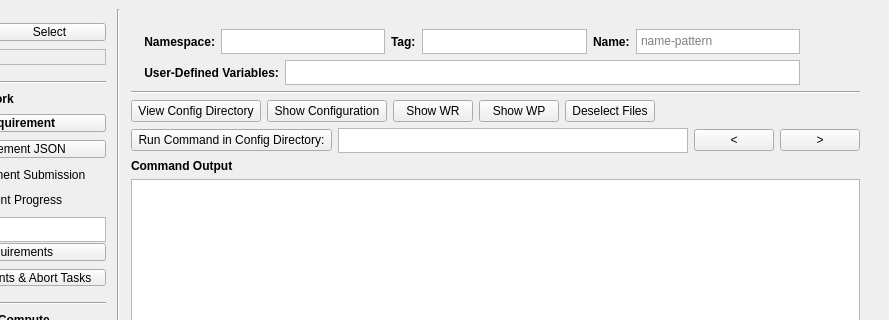
First picture: the form in yellowdog_cli/commander/commander.ui, repository yellowdog/yellowdog-cli, before the edit; both pictures show x 175 to 1064 and y 0 to 320 of the 1064 by 720 pixel window.
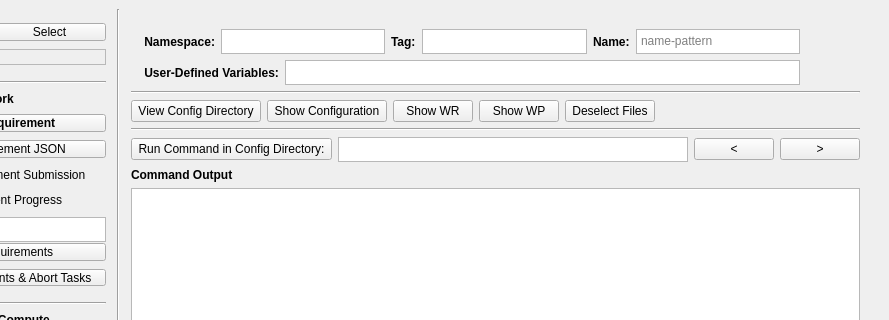
Second picture: the form after the edit. Icons and pictures are not drawn.

Commit message: Add horizontal separator

```diff
--- a/yellowdog_cli/commander/commander.ui
+++ b/yellowdog_cli/commander/commander.ui
@@ -860,6 +860,13 @@
         </item>
        </layout>
       </item>
+      <item>
+       <widget class="Line" name="line_8">
+        <property name="orientation">
+         <enum>Qt::Orientation::Horizontal</enum>
+        </property>
+       </widget>
+      </item>
       <item>
        <layout class="QHBoxLayout" name="horizontalLayout_7">
         <property name="topMargin">
```
The commit also changes 2 other files.
